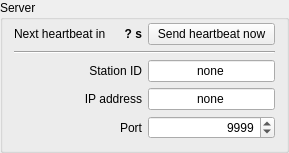
Qt form widgets/qserver.ui (AMOS-uniba/amos-client) before a commit.
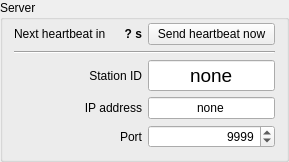
The same form after that commit.

The edit to the form file:
```diff
--- a/widgets/qserver.ui
+++ b/widgets/qserver.ui
@@ -157,6 +157,11 @@
        <verstretch>0</verstretch>
       </sizepolicy>
      </property>
+     <property name="font">
+      <font>
+       <pointsize>14</pointsize>
+      </font>
+     </property>
      <property name="text">
       <string>none</string>
      </property>
```
